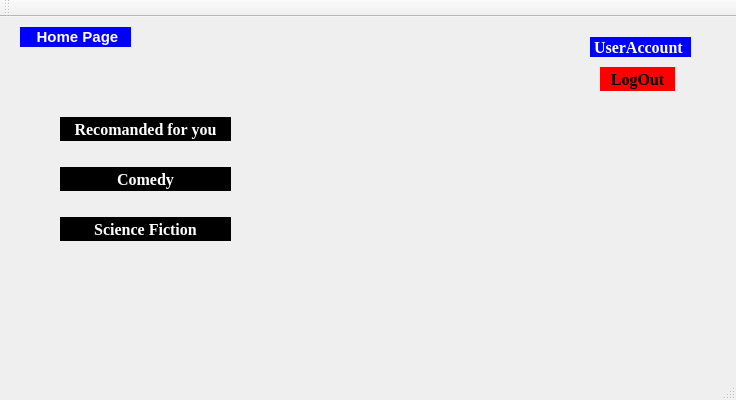
The window that ProjectModernCpp/HomePage.ui (razvaann2/ProjectModernCpp) describes before a commit, drawn with Qt 5.
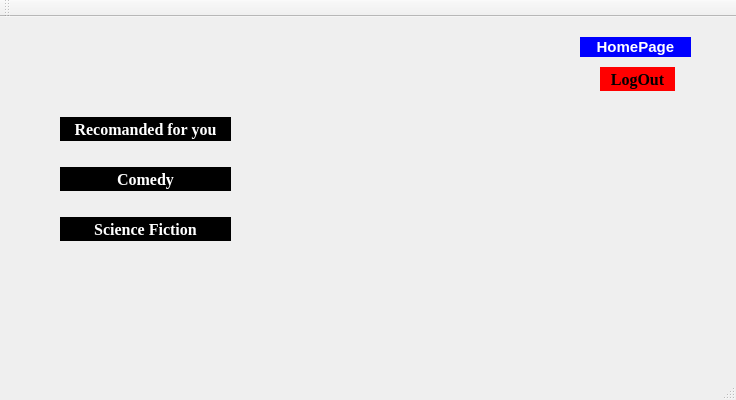
The same window after the commit.

Patch:
```diff
--- a/ProjectModernCpp/HomePage.ui
+++ b/ProjectModernCpp/HomePage.ui
@@ -17,8 +17,8 @@
    <widget class="QLabel" name="usernamelabel">
     <property name="geometry">
      <rect>
-      <x>20</x>
-      <y>10</y>
+      <x>580</x>
+      <y>20</y>
       <width>111</width>
       <height>20</height>
      </rect>
@@ -33,7 +33,7 @@
 }</string>
     </property>
     <property name="text">
-     <string>    Home Page</string>
+     <string>    HomePage</string>
     </property>
    </widget>
    <widget class="QPushButton" name="pushButton">
@@ -114,33 +114,7 @@
      <string>Science Fiction</string>
     </property>
    </widget>
-   <widget class="QLabel" name="label">
-    <property name="geometry">
-     <rect>
-      <x>590</x>
-      <y>20</y>
-      <width>101</width>
-      <height>20</height>
-     </rect>
-    </property>
-    <property name="font">
-     <font>
-      <family>Times New Roman</family>
-      <pointsize>12</pointsize>
-      <bold>true</bold>
-     </font>
-    </property>
-    <property name="styleSheet">
-     <string notr="true">background-color: blue;
-color: white;
-border-radius: 15px;
-</string>
-    </property>
-    <property name="text">
-     <string> UserAccount</string>
-    </property>
-   </widget>
-   <widget class="QPushButton" name="pushButton_4">
+   <widget class="QPushButton" name="LogOut">
     <property name="geometry">
      <rect>
       <x>600</x>
```
Left out of the diff: 8 changed lines with no effect on the pictures.
